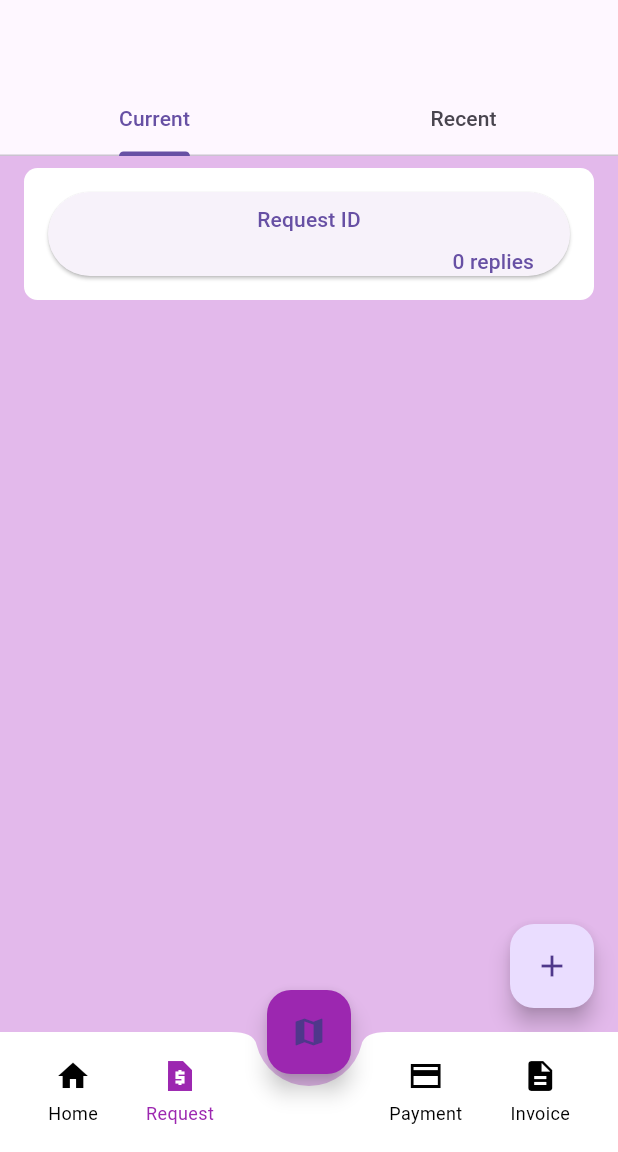
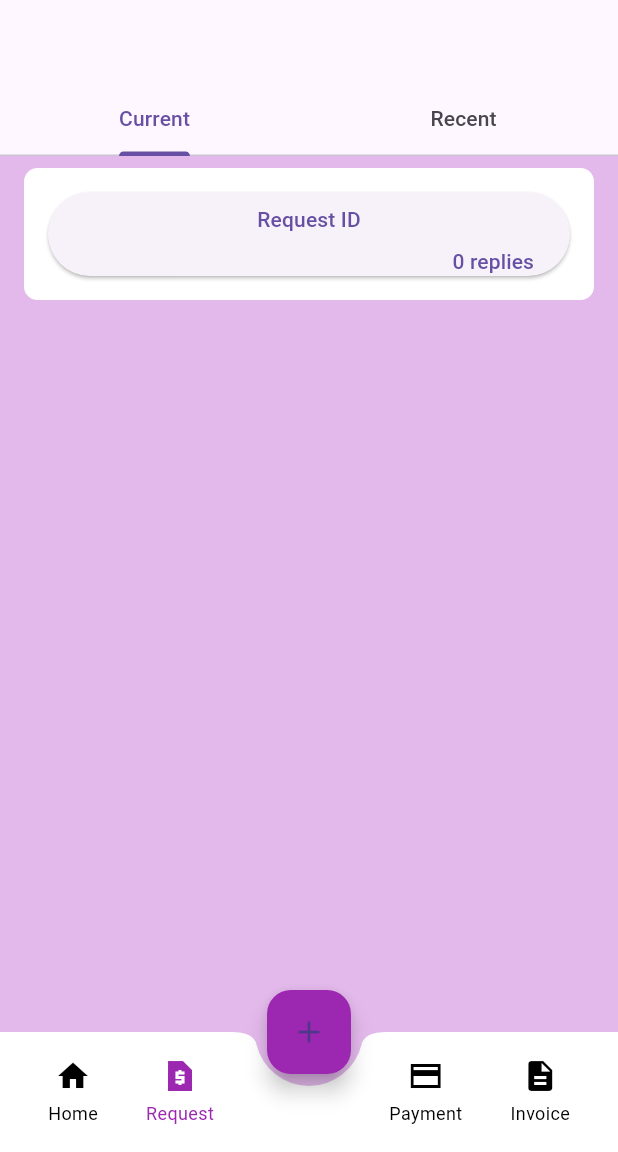
Before and after one commit to Mugilangwa/logsync, a Flutter app: the Home screen opened by its route, item 2 of the bottom bar chosen, on a phone screen of 412 x 824 dp, the part 84-1236 px from its top. Run offline on Flutter 3.47's test engine with Material 3 defaults, Android fonts, the light colour scheme and no system bars; our stand-ins replace go_router.

Commit message:
this is upadates on add button

```diff
--- a/lib/views/customer/home.dart
+++ b/lib/views/customer/home.dart
@@ -47,7 +47,7 @@ class HomeState extends State<Home> {
                         fontSize: 17,
                         fontWeight: FontWeight.bold
                       ),
-                    ),
+                     ),
                     Text(
                       'Location,Bunju Beach',
                       style: TextStyle(
@@ -87,10 +87,12 @@ class HomeState extends State<Home> {
       floatingActionButton: FloatingActionButton(
         heroTag:'uniqueTag1' ,
         onPressed: () {
-          // print("Central button pressed");
+           Navigator.push(
+              context,
+              MaterialPageRoute(builder: (context) => const CollapsibleForm ()));
         }, // Use central icon
         backgroundColor: Colors.purple,
-        child: const Icon(Icons.map),
+        child: const Icon(Icons.add),
       ),
       floatingActionButtonLocation: FloatingActionButtonLocation.centerDocked,
 
--- a/lib/views/customer/prerequests.dart
+++ b/lib/views/customer/prerequests.dart
@@ -23,18 +23,18 @@ class PreRequest extends StatelessWidget {
             const Icon(Icons.directions_transit), // Example widget for the second tab
           ],
         ),
-        floatingActionButton: FloatingActionButton(
-          heroTag: 'uniqueTag2', // Ensure this tag is unique
+        // floatingActionButton: FloatingActionButton(
+        //   heroTag: 'uniqueTag2', // Ensure this tag is unique
 
-          hoverColor: Colors.purple,
-          onPressed: () {
-            Navigator.push(
-              context,
-              MaterialPageRoute(builder: (context) => const CollapsibleForm ()),
-            );
-          },
-          child: const Icon(Icons.add),
-        ),
+        //   hoverColor: Colors.purple,
+        //   onPressed: () {
+        //     Navigator.push(
+        //       context,
+        //       MaterialPageRoute(builder: (context) => const CollapsibleForm ()),
+        //     );
+        //   },
+        //   child: const Icon(Icons.add),
+        // ),
       ),
     );
   }
```
Also changed, not shown: lib/views/customer/homepage.dart (+7 -3 lines).
